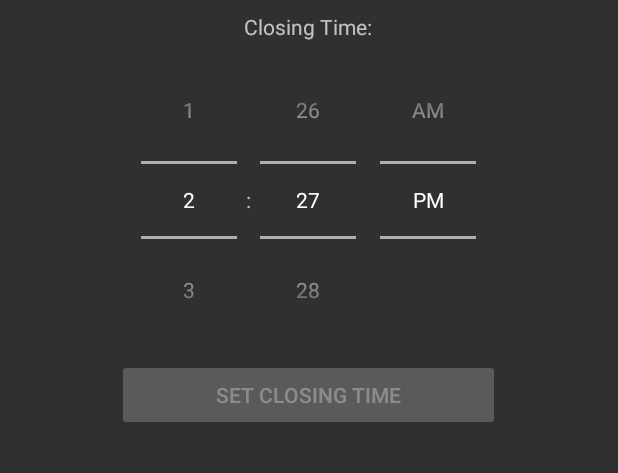
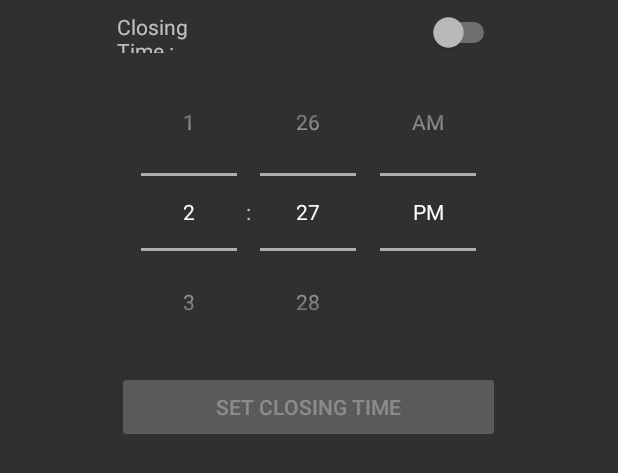
Before and after one commit to Smith-Jake/SafeGarage-Mobile, an Android app: the layout fragment_time.xml on its own in the app's theme, with its tools: preview values and no code run, on a phone screen of 412 x 824 dp. Shown: the top 473 px of the screen. Run offline under Robolectric (Android 15) with nearby library versions, the phone set to English and light mode, and no system bars; network calls fail.

Commit message:
Added a Enable/Disable Switch component to enable/disable the set automatic closing time feature.

```diff
--- a/SafeGarage_Mobile/app/src/main/res/layout/fragment_time.xml
+++ b/SafeGarage_Mobile/app/src/main/res/layout/fragment_time.xml
@@ -12,12 +12,31 @@
         android:layout_marginTop="8dp"
         android:orientation="vertical">
 
-        <TextView
-            android:id="@+id/closingTimeTextView"
+        <LinearLayout
             android:layout_width="match_parent"
-            android:layout_height="wrap_content"
-            android:gravity="center_horizontal"
-            android:text="@string/closing_time" />
+            android:layout_height="match_parent"
+            android:orientation="horizontal">
+
+            <TextView
+                android:id="@+id/closingTimeTextView"
+                android:layout_width="0dp"
+                android:layout_height="match_parent"
+                android:layout_weight="1"
+                android:text="@string/closing_time" />
+
+            <TextView
+                android:id="@+id/closeTimeData"
+                android:layout_width="0dp"
+                android:layout_height="match_parent"
+                android:layout_weight="1"
+                android:editable="false" />
+
+            <Switch
+                android:id="@+id/closeTimeSwitch"
+                android:layout_width="0dp"
+                android:layout_height="match_parent"
+                android:layout_weight="1" />
+        </LinearLayout>
 
         <TimePicker
             android:id="@+id/closingTimePicker"
--- a/SafeGarage_Mobile/app/src/main/res/values/strings.xml
+++ b/SafeGarage_Mobile/app/src/main/res/values/strings.xml
@@ -12,5 +12,5 @@
     <string name="unpaired">Unpaired</string>
     <string name="smoke_alarm_procedure">Smoke Directions:\n&#8226; If there is a fire, evacuate the building and call the fire department.\n&#8226; If there is not a fire, open the doors and windows.</string>
     <string name="co_alarm_procedure">CO Directions:\n1. DO NOT ENTER GARAGE\n2. Evacuate the building\n3. Move to fresh air\n4. Call the fire department</string>
-    <string name="closing_time">Closing Time:</string>
+    <string name="closing_time">Closing Time :\u0020</string>
 </resources>
```
Also changed, not shown: SafeGarage_Mobile/app/src/main/java/com/quickreports/safegarage_mobile/activity/MainActivity.java (+10 -6 lines), SafeGarage_Mobile/app/src/main/java/com/quickreports/safegarage_mobile/activity/fragments/TimeFragment.java (+11 -9 lines).
